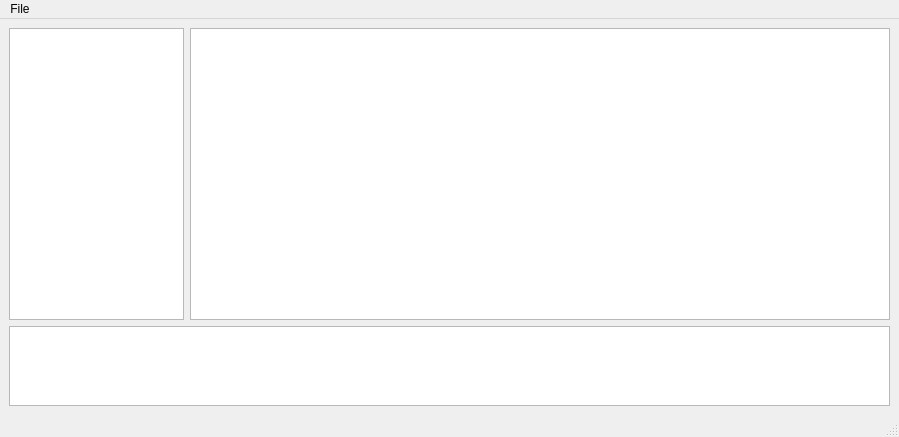
The window that qtpad.ui (IronJulo/QtPad) describes before a commit, drawn with Qt 5.
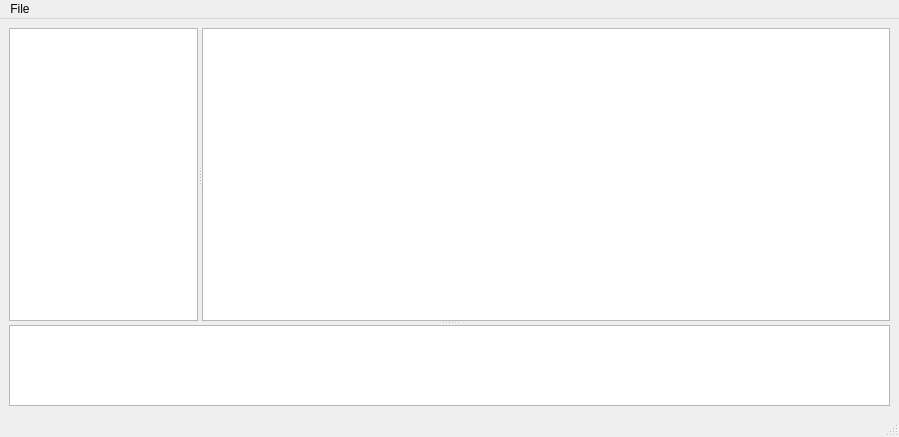
The same window after the commit.

Commit message: Added QSplitter to manage window size

What changed in the file:
```diff
--- a/qtpad.ui
+++ b/qtpad.ui
@@ -26,20 +26,30 @@
      <verstretch>0</verstretch>
     </sizepolicy>
    </property>
-   <layout class="QGridLayout" name="gridLayout_2">
-    <item row="0" column="0">
      <layout class="QGridLayout" name="gridLayout">
       <item row="0" column="0">
+     <widget class="QSplitter" name="splitter_2">
+      <property name="orientation">
+       <enum>Qt::Vertical</enum>
+      </property>
+      <widget class="QSplitter" name="splitter">
+       <property name="sizePolicy">
+        <sizepolicy hsizetype="Expanding" vsizetype="Preferred">
+         <horstretch>0</horstretch>
+         <verstretch>200</verstretch>
+        </sizepolicy>
+       </property>
+       <property name="orientation">
+        <enum>Qt::Horizontal</enum>
+       </property>
        <widget class="QTreeView" name="treeView">
         <property name="sizePolicy">
          <sizepolicy hsizetype="Expanding" vsizetype="Expanding">
-          <horstretch>50</horstretch>
-          <verstretch>0</verstretch>
+          <horstretch>55</horstretch>
+          <verstretch>200</verstretch>
          </sizepolicy>
         </property>
        </widget>
-      </item>
-      <item row="0" column="1">
        <widget class="QTextEdit" name="textEdit">
         <property name="sizePolicy">
          <sizepolicy hsizetype="Expanding" vsizetype="Expanding">
@@ -48,8 +58,7 @@
          </sizepolicy>
         </property>
        </widget>
-      </item>
-      <item row="1" column="0" colspan="2">
+      </widget>
        <widget class="QPlainTextEdit" name="plainTextEdit">
         <property name="sizePolicy">
          <sizepolicy hsizetype="Expanding" vsizetype="Expanding">
@@ -58,8 +67,7 @@
          </sizepolicy>
         </property>
        </widget>
-      </item>
-     </layout>
+     </widget>
     </item>
    </layout>
   </widget>
```
Lines whose indentation alone changed are shown as unchanged. The commit also changes 2 other files.
